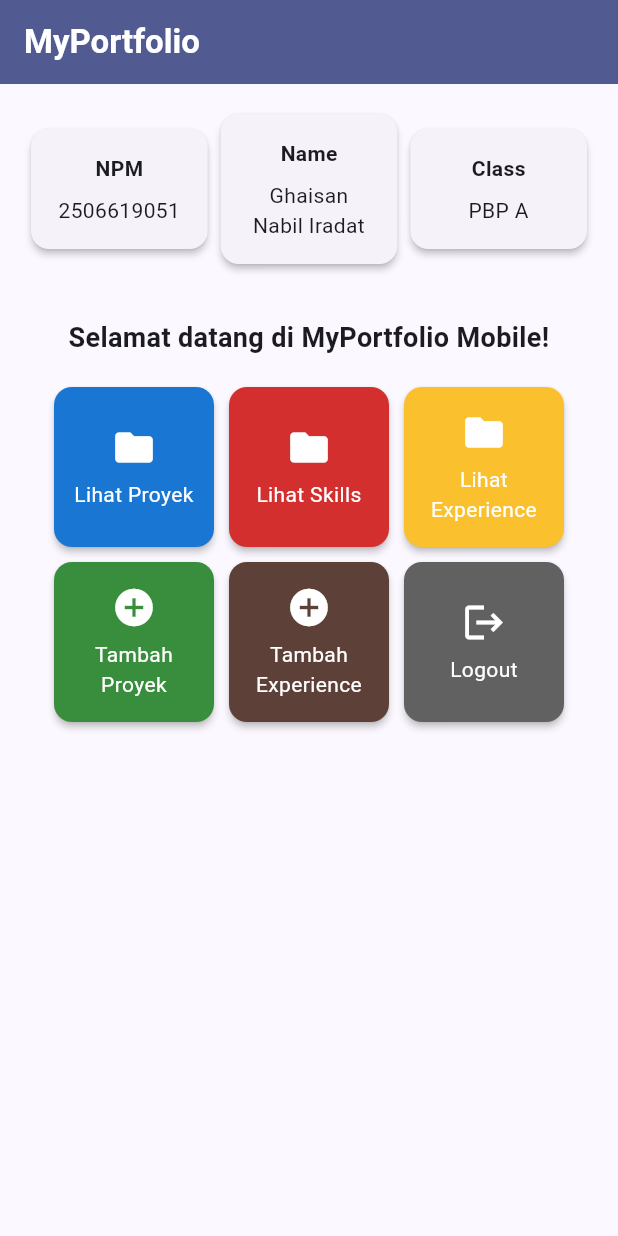
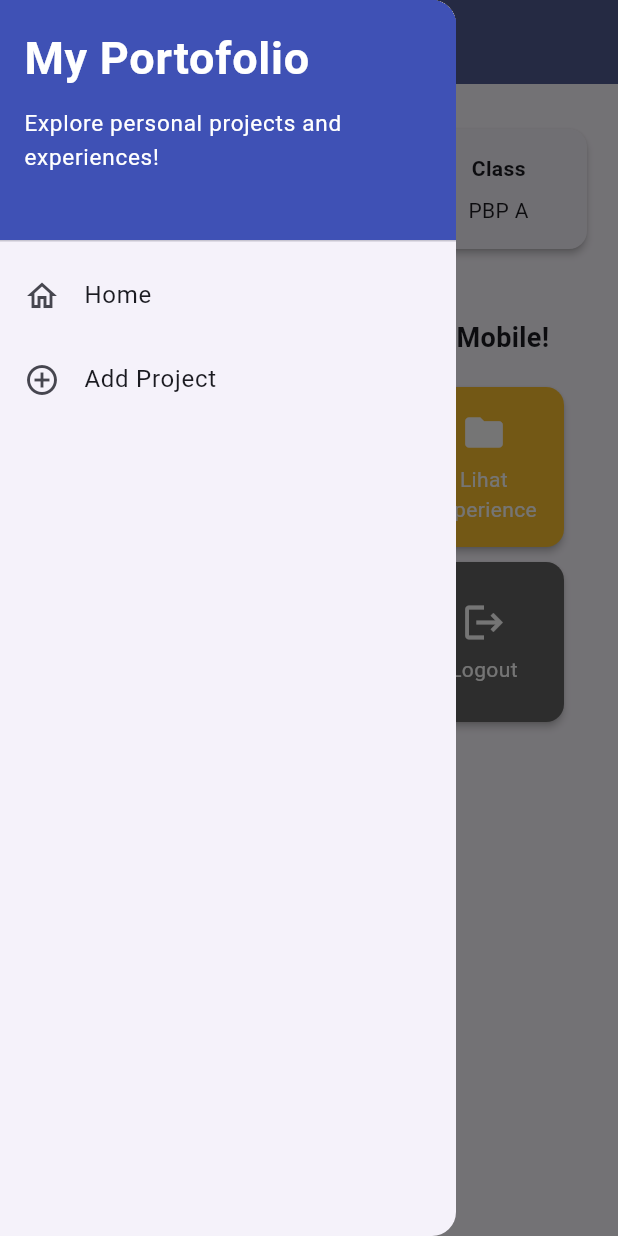
Before and after one commit to ghaisannabil-n/myportofolio_mobile, a Flutter app: the screen it shows after launch, with the side drawer open (before the commit the screen has no drawer), on a phone screen of 412 x 824 dp. Run offline on Flutter 3.47's test engine with Material 3 defaults, Android fonts, the phone set to English and light mode, and no system bars.

Commit message:
Tutorial 9 completed

```diff
--- a/lib/main.dart
+++ b/lib/main.dart
@@ -1,5 +1,5 @@
 import 'package:flutter/material.dart';
-import 'package:myportofolio_mobile/menu.dart';
+import 'package:myportofolio_mobile/screens/menu.dart';
 
 void main() {
   runApp(const MyApp());
--- a/lib/menu.dart
+++ b/lib/screens/menu.dart
@@ -1,4 +1,7 @@
 import 'package:flutter/material.dart';
+import 'package:myportofolio_mobile/widgets/left_drawer.dart';
+import 'package:myportofolio_mobile/widgets/project_card.dart';
+
 
 class MyHomePage extends StatelessWidget {
   MyHomePage({super.key});
@@ -30,7 +33,9 @@ class MyHomePage extends StatelessWidget {
           ),
         ),
         backgroundColor: Theme.of(context).colorScheme.primary,
+        iconTheme: const IconThemeData(color: Colors.white)
       ),
+      drawer: const LeftDrawer(),
       // Body halaman utama dengan padding di sekelilingnya.
       body: SingleChildScrollView(
         child: Padding(
@@ -123,58 +128,6 @@ class InfoCard extends StatelessWidget {
   }
 }
 
-class ItemCard extends StatelessWidget {
-  final ItemHomepage item;
-
-  const ItemCard(this.item, {super.key});
-
-  @override
-  Widget build(BuildContext context) {
-    return Material(
-      // Menggunakan warna sekunder dari skema tema aplikasi.
-      color: item.color,
-      borderRadius: BorderRadius.circular(12),
-      elevation: 2.0,
-      child: InkWell(
-        borderRadius: BorderRadius.circular(12),
-        // Aksi ketika kartu ditekan oleh pengguna.
-        onTap: () {
-          // Menampilkan SnackBar dengan pesan interaktif.
-          ScaffoldMessenger.of(context)
-            ..hideCurrentSnackBar()
-            ..showSnackBar(
-              SnackBar(content: Text("Kamu telah menekan tombol ${item.name}!"),
-              backgroundColor: item.color,
-              behavior: SnackBarBehavior.floating,
-              ),
-            );
-        },
-        child: Container(
-          padding: const EdgeInsets.all(8),
-          child: Center(
-            child: Column(
-              mainAxisAlignment: MainAxisAlignment.center,
-              children: [
-                Icon(
-                  item.icon,
-                  color: Colors.white,
-                  size: 30.0,
-                ),
-                const Padding(padding: EdgeInsets.all(3)),
-                Text(
-                  item.name,
-                  textAlign: TextAlign.center,
-                  style: const TextStyle(color: Colors.white),
-                ),
-              ],
-            ),
-          ),
-        ),
-      ),
-    );
-  }
-}
-
 class ItemHomepage {
   final String name;
   final IconData icon;
--- /dev/null
+++ b/lib/widgets/left_drawer.dart
@@ -0,0 +1,66 @@
+import 'package:flutter/material.dart';
+import 'package:myportofolio_mobile/screens/menu.dart';
+import 'package:myportofolio_mobile/screens/project_form.dart';
+
+class LeftDrawer extends StatelessWidget {
+  const LeftDrawer({super.key});
+
+  @override
+  Widget build(BuildContext context) {
+    return Drawer(
+      child: ListView(
+        children: [
+          const DrawerHeader(
+            decoration: BoxDecoration(
+              color: Colors.indigo,
+            ),
+            child: Column(
+              crossAxisAlignment: CrossAxisAlignment.start,
+              children: [
+                Text(
+                  'My Portofolio',
+                  style: TextStyle(
+                    fontSize: 30,
+                    fontWeight: FontWeight.bold,
+                    color: Colors.white,
+                  ),
+                ),
+                SizedBox(height: 10),
+                Text(
+                  'Explore personal projects and experiences!',
+                  style: TextStyle(
+                    fontSize: 15,
+                    color: Colors.white,
+                  ),
+                )
+              ],
+            ),
+          ),
+          ListTile(
+            leading: const Icon(Icons.home_outlined),
+            title: const Text("Home"),
+            //Navigator
+            onTap: () {
+              Navigator.pushReplacement(context,
+              MaterialPageRoute(
+                builder: (context) => MyHomePage(),
+                ),
+              );
+            },
+          ),
+          ListTile(
+            leading: const Icon(Icons.add_circle_outline),
+            title: const Text('Add Project'),
+            //Navigator
+            onTap: () {
+              Navigator.pushReplacement(
+                context,
+                MaterialPageRoute(builder: (context) => const ProjectFormPage()),
+              );
+            },
+          )
+        ],
+      ),
+    );
+  }
+}
--- /dev/null
+++ b/lib/widgets/project_card.dart
@@ -0,0 +1,59 @@
+import 'package:flutter/material.dart';
+import 'package:myportofolio_mobile/screens/menu.dart'; // untuk ItemHomepage
+import 'package:myportofolio_mobile/screens/project_form.dart'; // untuk ProjectFormPage
+
+class ItemCard extends StatelessWidget {
+  final ItemHomepage item;
+
+  const ItemCard(this.item, {super.key});
+
+  @override
+  Widget build(BuildContext context) {
+    return Material(
+      color: item.color,
+      borderRadius: BorderRadius.circular(12),
+      elevation: 2.0,
+      child: InkWell(
+        borderRadius: BorderRadius.circular(12),
+        // Aksi ketika kartu ditekan oleh pengguna.
+        onTap: () {
+          // Menampilkan SnackBar dengan pesan interaktif.
+          ScaffoldMessenger.of(context)
+            ..hideCurrentSnackBar()
+            ..showSnackBar(
+              SnackBar(
+                content: Text("Kamu telah menekan tombol ${item.name}!"),
+                backgroundColor: item.color,
+                behavior: SnackBarBehavior.floating,
+              ),
+            );
+
+          // Navigate ke halaman yang sesuai
+          if (item.name == "Tambah Proyek") {
+            Navigator.push(
+              context,
+              MaterialPageRoute(builder: (context) => const ProjectFormPage()),
+            );
+          }
+        },
+        child: Container(
+          padding: const EdgeInsets.all(8),
+          child: Center(
+            child: Column(
+              mainAxisAlignment: MainAxisAlignment.center,
+              children: [
+                Icon(item.icon, color: Colors.white, size: 30.0),
+                const Padding(padding: EdgeInsets.all(3)),
+                Text(
+                  item.name,
+                  textAlign: TextAlign.center,
+                  style: const TextStyle(color: Colors.white),
+                ),
+              ],
+            ),
+          ),
+        ),
+      ),
+    );
+  }
+}
```
Also changed, not shown: lib/screens/project_form.dart (added, +214 -0 lines).
